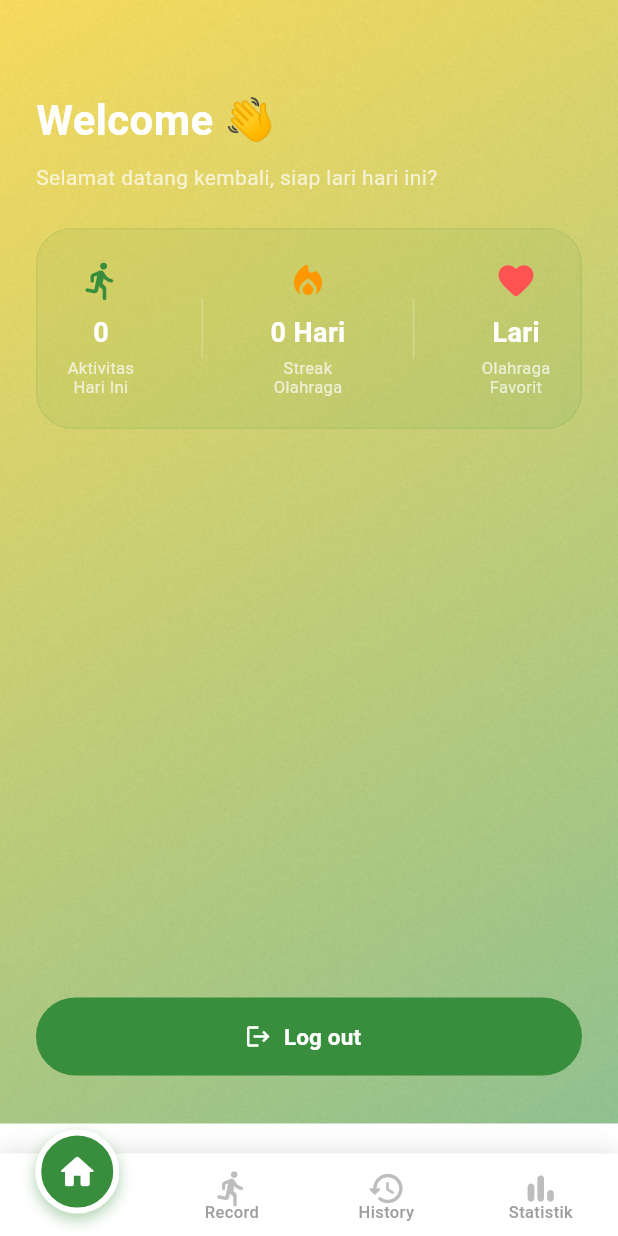
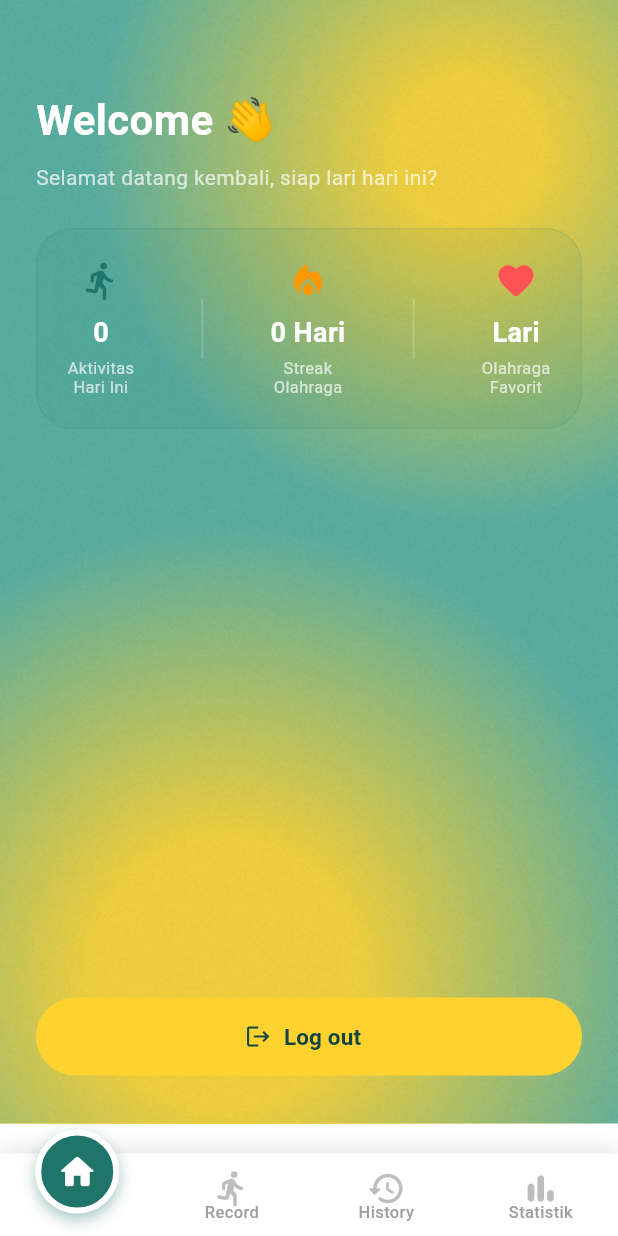
Before and after one commit to musyafak-a/login-1-flutter, a Flutter app: the MainShell screen opened by its route, on a phone screen of 412 x 824 dp. Run offline on Flutter 3.47's test engine with Material 3 defaults, Android fonts, the light colour scheme and no system bars; our stand-ins replace flutter_map, geolocator, latlong2, screenshot, share_plus, sqflite; missing offline and left inert: gal; accounts and stored records are empty.

Commit message:
mengubah style warna dan background2

```diff
--- a/lib/screens/home_screen.dart
+++ b/lib/screens/home_screen.dart
@@ -85,18 +85,18 @@ class _HomeScreenState extends State<HomeScreen> {
                     child: ElevatedButton.icon(
                       onPressed: () => _logout(context),
                       style: ElevatedButton.styleFrom(
-                        backgroundColor: AppColors.primary,
+                        backgroundColor: AppColors.gradYellow,
                         shape: RoundedRectangleBorder(
                           borderRadius: BorderRadius.circular(26),
                         ),
                         elevation: 0,
                       ),
-                      icon: const Icon(Icons.logout, color: Colors.white),
+                      icon: const Icon(Icons.logout, color: AppColors.primaryDark),
                       label: const Text(
                         'Log out',
                         style: TextStyle(
-                          color: Colors.white,
-                          fontWeight: FontWeight.w600,
+                          color: AppColors.primaryDark,
+                          fontWeight: FontWeight.w700,
                           fontSize: 15,
                         ),
                       ),
--- a/lib/theme/app_colors.dart
+++ b/lib/theme/app_colors.dart
@@ -2,13 +2,13 @@ import 'package:flutter/material.dart';
 
 /// Warna utama aplikasi. Ganti di sini kalau mau ubah tema warna semua app.
 class AppColors {
-  static const Color primary = Color(0xFF388E3C); // Hijau utama
-  static const Color primaryLight = Color(0xFF6ABF69);
-  static const Color primaryDark = Color(0xFF00600F);
+  static const Color primary = Color(0xFF20756B); // Dark Teal untuk button
+  static const Color primaryLight = Color(0xFF57ACA0);
+  static const Color primaryDark = Color(0xFF12453F);
 
   // Warna untuk gradient background
-  static const Color gradYellow = Color(0xFFF9DC5C); // Kuning cerah
-  static const Color gradGreen = Color(0xFF90C290);  // Hijau pudar
+  static const Color gradYellow = Color(0xFFFFD230); // Kuning cerah blob
+  static const Color gradGreen = Color(0xFF57ACA0);  // Teal base
 
   static const Color background = Colors.white;
 }
--- a/lib/widgets/app_bottom_nav.dart
+++ b/lib/widgets/app_bottom_nav.dart
@@ -44,7 +44,7 @@ class AppBottomNav extends StatelessWidget {
             child: LayoutBuilder(
               builder: (context, constraints) {
                 final tabWidth = constraints.maxWidth / 4;
-                final circleSize = 56.0;
+                const circleSize = 56.0;
                 final leftPosition = (tabWidth * currentIndex) + (tabWidth - circleSize) / 2;
 
                 return Stack(
@@ -64,7 +64,7 @@ class AppBottomNav extends StatelessWidget {
                           border: Border.all(color: Colors.white, width: 4),
                           boxShadow: [
                             BoxShadow(
-                              color: AppColors.primary.withOpacity(0.4),
+                              color: AppColors.primary.withValues(alpha: 0.4),
                               blurRadius: 8,
                               offset: const Offset(0, 4),
                             )
--- a/lib/widgets/grainy_background.dart
+++ b/lib/widgets/grainy_background.dart
@@ -11,16 +11,43 @@ class GrainyBackground extends StatelessWidget {
     return Stack(
       fit: StackFit.expand,
       children: [
-        // Latar belakang gradasi Kuning -> Hijau
-        Container(
-          decoration: const BoxDecoration(
-            gradient: LinearGradient(
-              begin: Alignment.topLeft,
-              end: Alignment.bottomRight,
-              colors: [
-                AppColors.gradYellow,
-                AppColors.gradGreen,
-              ],
+        // Base Teal
+        Container(color: AppColors.gradGreen),
+        // Blob Kuning Kanan Atas
+        Positioned(
+          top: -200,
+          right: -150,
+          child: Container(
+            width: 500,
+            height: 600,
+            decoration: BoxDecoration(
+              shape: BoxShape.circle,
+              gradient: RadialGradient(
+                colors: [
+                  AppColors.gradYellow.withValues(alpha: 0.9),
+                  AppColors.gradYellow.withValues(alpha: 0.0),
+                ],
+                stops: const [0.2, 1.0],
+              ),
+            ),
+          ),
+        ),
+        // Blob Kuning Kiri Bawah
+        Positioned(
+          bottom: -200,
+          left: -150,
+          child: Container(
+            width: 600,
+            height: 600,
+            decoration: BoxDecoration(
+              shape: BoxShape.circle,
+              gradient: RadialGradient(
+                colors: [
+                  AppColors.gradYellow.withValues(alpha: 0.9),
+                  AppColors.gradYellow.withValues(alpha: 0.0),
+                ],
+                stops: const [0.3, 1.0],
+              ),
             ),
           ),
         ),
```
Also changed, not shown: lib/screens/record_screen.dart (+8 -8 lines), lib/widgets/app_widgets.dart (+5 -5 lines).
